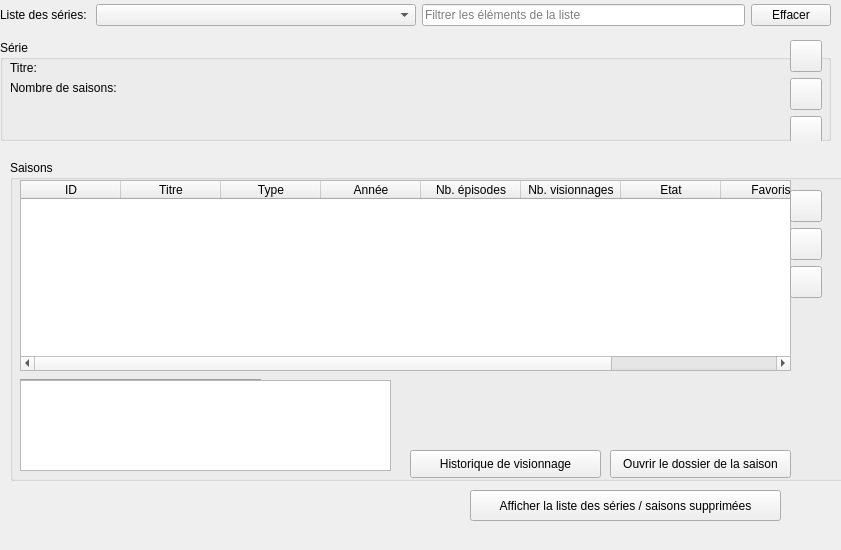
Above: src/ui/tabs/full_list_tab.ui from seigneurfuo/MyAnimeManager3 before the change. Below: the same form after it.
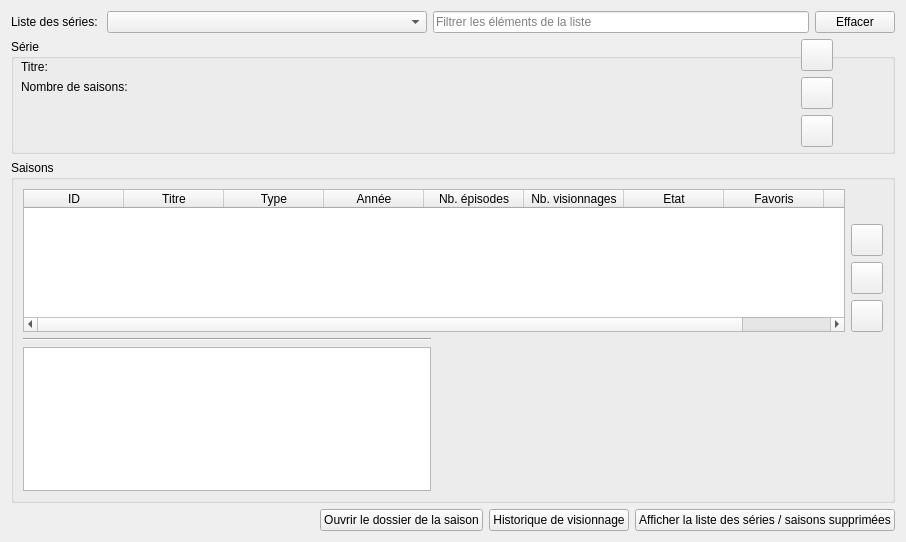
That is the form after the change. Icons and pictures are not drawn.

Commit message: Corrections pour améliorer la GUI.

Diff of the .ui file:
```diff
--- a/src/ui/tabs/full_list_tab.ui
+++ b/src/ui/tabs/full_list_tab.ui
@@ -6,22 +6,58 @@
    <rect>
     <x>0</x>
     <y>0</y>
-    <width>841</width>
-    <height>550</height>
+    <width>906</width>
+    <height>542</height>
    </rect>
   </property>
   <property name="windowTitle">
    <string>Form</string>
   </property>
+  <layout class="QVBoxLayout" name="verticalLayout_3" stretch="0,1,3,0">
+   <item>
+    <layout class="QGridLayout" name="gridLayout">
+     <item row="0" column="0">
+      <widget class="QLabel" name="label_5">
+       <property name="text">
+        <string>Liste des séries: </string>
+       </property>
+      </widget>
+     </item>
+     <item row="0" column="1">
+      <widget class="QComboBox" name="comboBox">
+       <property name="minimumSize">
+        <size>
+         <width>320</width>
+         <height>0</height>
+        </size>
+       </property>
+       <property name="editable">
+        <bool>false</bool>
+       </property>
+      </widget>
+     </item>
+     <item row="0" column="2">
+      <widget class="QLineEdit" name="search_box">
+       <property name="placeholderText">
+        <string>Filtrer les éléments de la liste</string>
+       </property>
+      </widget>
+     </item>
+     <item row="0" column="3">
+      <widget class="QPushButton" name="pushButton_5">
+       <property name="text">
+        <string>Effacer</string>
+       </property>
+       <property name="icon">
+        <iconset>
+         <normaloff>../../resources/icons/eraser.png</normaloff>../../resources/icons/eraser.png</iconset>
+       </property>
+      </widget>
+     </item>
+    </layout>
+   </item>
+   <item>
   <widget class="QGroupBox" name="groupBox">
-   <property name="geometry">
-    <rect>
-     <x>0</x>
-     <y>40</y>
-     <width>831</width>
-     <height>101</height>
-    </rect>
-   </property>
    <property name="title">
     <string>Série</string>
    </property>
@@ -159,27 +195,121 @@
     </layout>
    </widget>
   </widget>
+   </item>
+   <item>
   <widget class="QGroupBox" name="groupBox_2">
-   <property name="geometry">
-    <rect>
-     <x>10</x>
-     <y>160</y>
-     <width>841</width>
-     <height>321</height>
-    </rect>
-   </property>
    <property name="title">
     <string>Saisons</string>
    </property>
+     <layout class="QGridLayout" name="gridLayout_2">
+      <item row="3" column="0">
+       <widget class="QPlainTextEdit" name="plainTextEdit">
+        <property name="readOnly">
+         <bool>true</bool>
+        </property>
+        <property name="plainText">
+         <string/>
+        </property>
+       </widget>
+      </item>
+      <item row="1" column="2">
+       <layout class="QVBoxLayout" name="verticalLayout_2">
+        <item>
+         <widget class="QLabel" name="label_4">
+          <property name="text">
+           <string/>
+          </property>
+          <property name="pixmap">
+           <pixmap>../../resources/icons/heart.png</pixmap>
+          </property>
+          <property name="scaledContents">
+           <bool>true</bool>
+          </property>
+          <property name="alignment">
+           <set>Qt::AlignCenter</set>
+          </property>
+         </widget>
+        </item>
+        <item>
+         <widget class="QPushButton" name="add_season_button">
+          <property name="minimumSize">
+           <size>
+            <width>32</width>
+            <height>32</height>
+           </size>
+          </property>
+          <property name="maximumSize">
+           <size>
+            <width>32</width>
+            <height>32</height>
+           </size>
+          </property>
+          <property name="text">
+           <string/>
+          </property>
+          <property name="icon">
+           <iconset>
+            <normaloff>../../resources/icons/plus.png</normaloff>../../resources/icons/plus.png</iconset>
+          </property>
+         </widget>
+        </item>
+        <item>
+         <widget class="QPushButton" name="edit_season_button">
+          <property name="minimumSize">
+           <size>
+            <width>32</width>
+            <height>32</height>
+           </size>
+          </property>
+          <property name="maximumSize">
+           <size>
+            <width>32</width>
+            <height>32</height>
+           </size>
+          </property>
+          <property name="text">
+           <string/>
+          </property>
+          <property name="icon">
+           <iconset>
+            <normaloff>../../resources/icons/pencil.png</normaloff>../../resources/icons/pencil.png</iconset>
+          </property>
+         </widget>
+        </item>
+        <item>
+         <widget class="QPushButton" name="delete_season_button">
+          <property name="minimumSize">
+           <size>
+            <width>32</width>
+            <height>32</height>
+           </size>
+          </property>
+          <property name="maximumSize">
+           <size>
+            <width>32</width>
+            <height>32</height>
+           </size>
+          </property>
+          <property name="text">
+           <string/>
+          </property>
+          <property name="icon">
+           <iconset>
+            <normaloff>../../resources/icons/minus.png</normaloff>../../resources/icons/minus.png</iconset>
+          </property>
+         </widget>
+        </item>
+       </layout>
+      </item>
+      <item row="2" column="0">
+       <widget class="Line" name="line">
+        <property name="orientation">
+         <enum>Qt::Horizontal</enum>
+        </property>
+       </widget>
+      </item>
+      <item row="1" column="0" colspan="2">
    <widget class="QTableWidget" name="tableWidget">
-    <property name="geometry">
-     <rect>
-      <x>10</x>
-      <y>20</y>
-      <width>771</width>
-      <height>191</height>
-     </rect>
-    </property>
     <property name="editTriggers">
      <set>QAbstractItemView::NoEditTriggers</set>
     </property>
@@ -250,28 +380,40 @@
      </property>
     </column>
    </widget>
-   <widget class="Line" name="line">
-    <property name="geometry">
-     <rect>
-      <x>10</x>
-      <y>210</y>
-      <width>241</width>
-      <height>20</height>
-     </rect>
-    </property>
+      </item>
+      <item row="3" column="1">
+       <spacer name="horizontalSpacer">
     <property name="orientation">
      <enum>Qt::Horizontal</enum>
     </property>
-   </widget>
+        <property name="sizeHint" stdset="0">
+         <size>
+          <width>40</width>
+          <height>20</height>
+         </size>
+        </property>
+       </spacer>
+      </item>
+     </layout>
+    </widget>
+   </item>
+   <item>
+    <layout class="QHBoxLayout" name="horizontalLayout">
+     <item>
+      <spacer name="horizontalSpacer_2">
+       <property name="orientation">
+        <enum>Qt::Horizontal</enum>
+       </property>
+       <property name="sizeHint" stdset="0">
+        <size>
+         <width>40</width>
+         <height>20</height>
+        </size>
+       </property>
+      </spacer>
+     </item>
+     <item>
    <widget class="QPushButton" name="open_folder_button">
-    <property name="geometry">
-     <rect>
-      <x>600</x>
-      <y>290</y>
-      <width>181</width>
-      <height>28</height>
-     </rect>
-    </property>
     <property name="text">
      <string>Ouvrir le dossier de la saison</string>
     </property>
@@ -280,53 +422,9 @@
       <normaloff>../../resources/icons/folder-horizontal-open.png</normaloff>../../resources/icons/folder-horizontal-open.png</iconset>
     </property>
    </widget>
-   <widget class="QPlainTextEdit" name="plainTextEdit">
-    <property name="geometry">
-     <rect>
-      <x>10</x>
-      <y>220</y>
-      <width>371</width>
-      <height>91</height>
-     </rect>
-    </property>
-    <property name="readOnly">
-     <bool>true</bool>
-    </property>
-    <property name="plainText">
-     <string/>
-    </property>
-   </widget>
-   <widget class="QLabel" name="label_4">
-    <property name="geometry">
-     <rect>
-      <x>770</x>
-      <y>0</y>
-      <width>21</width>
-      <height>21</height>
-     </rect>
-    </property>
-    <property name="text">
-     <string/>
-    </property>
-    <property name="pixmap">
-     <pixmap>../../resources/icons/heart.png</pixmap>
-    </property>
-    <property name="scaledContents">
-     <bool>true</bool>
-    </property>
-    <property name="alignment">
-     <set>Qt::AlignCenter</set>
-    </property>
-   </widget>
+     </item>
+     <item>
    <widget class="QPushButton" name="show_view_history_button">
-    <property name="geometry">
-     <rect>
-      <x>400</x>
-      <y>290</y>
-      <width>191</width>
-      <height>28</height>
-     </rect>
-    </property>
     <property name="text">
      <string>Historique de visionnage</string>
     </property>
@@ -335,97 +433,9 @@
       <normaloff>../../resources/icons/film-timeline.png</normaloff>../../resources/icons/film-timeline.png</iconset>
     </property>
    </widget>
-   <widget class="QWidget" name="layoutWidget_2">
-    <property name="geometry">
-     <rect>
-      <x>780</x>
-      <y>30</y>
-      <width>34</width>
-      <height>110</height>
-     </rect>
-    </property>
-    <layout class="QVBoxLayout" name="verticalLayout_2">
-     <item>
-      <widget class="QPushButton" name="add_season_button">
-       <property name="minimumSize">
-        <size>
-         <width>32</width>
-         <height>32</height>
-        </size>
-       </property>
-       <property name="maximumSize">
-        <size>
-         <width>32</width>
-         <height>32</height>
-        </size>
-       </property>
-       <property name="text">
-        <string/>
-       </property>
-       <property name="icon">
-        <iconset>
-         <normaloff>../../resources/icons/plus.png</normaloff>../../resources/icons/plus.png</iconset>
-       </property>
-      </widget>
      </item>
      <item>
-      <widget class="QPushButton" name="edit_season_button">
-       <property name="minimumSize">
-        <size>
-         <width>32</width>
-         <height>32</height>
-        </size>
-       </property>
-       <property name="maximumSize">
-        <size>
-         <width>32</width>
-         <height>32</height>
-        </size>
-       </property>
-       <property name="text">
-        <string/>
-       </property>
-       <property name="icon">
-        <iconset>
-         <normaloff>../../resources/icons/pencil.png</normaloff>../../resources/icons/pencil.png</iconset>
-       </property>
-      </widget>
-     </item>
-     <item>
-      <widget class="QPushButton" name="delete_season_button">
-       <property name="minimumSize">
-        <size>
-         <width>32</width>
-         <height>32</height>
-        </size>
-       </property>
-       <property name="maximumSize">
-        <size>
-         <width>32</width>
-         <height>32</height>
-        </size>
-       </property>
-       <property name="text">
-        <string/>
-       </property>
-       <property name="icon">
-        <iconset>
-         <normaloff>../../resources/icons/minus.png</normaloff>../../resources/icons/minus.png</iconset>
-       </property>
-      </widget>
-     </item>
-    </layout>
-   </widget>
-  </widget>
   <widget class="QPushButton" name="view_deleted_elements_button">
-   <property name="geometry">
-    <rect>
-     <x>470</x>
-     <y>490</y>
-     <width>311</width>
-     <height>31</height>
-    </rect>
-   </property>
    <property name="text">
     <string>Afficher la liste des séries / saisons supprimées</string>
    </property>
@@ -434,56 +444,10 @@
      <normaloff>../../resources/icons/edit-list.png</normaloff>../../resources/icons/edit-list.png</iconset>
    </property>
   </widget>
-  <widget class="QWidget" name="layoutWidget">
-   <property name="geometry">
-    <rect>
-     <x>0</x>
-     <y>0</y>
-     <width>831</width>
-     <height>30</height>
-    </rect>
-   </property>
-   <layout class="QGridLayout" name="gridLayout">
-    <item row="0" column="0">
-     <widget class="QLabel" name="label_5">
-      <property name="text">
-       <string>Liste des séries: </string>
-      </property>
-     </widget>
-    </item>
-    <item row="0" column="1">
-     <widget class="QComboBox" name="comboBox">
-      <property name="minimumSize">
-       <size>
-        <width>320</width>
-        <height>0</height>
-       </size>
-      </property>
-      <property name="editable">
-       <bool>false</bool>
-      </property>
-     </widget>
-    </item>
-    <item row="0" column="2">
-     <widget class="QLineEdit" name="search_box">
-      <property name="placeholderText">
-       <string>Filtrer les éléments de la liste</string>
-      </property>
-     </widget>
-    </item>
-    <item row="0" column="3">
-     <widget class="QPushButton" name="pushButton_5">
-      <property name="text">
-       <string>Effacer</string>
-      </property>
-      <property name="icon">
-       <iconset>
-        <normaloff>../../resources/icons/eraser.png</normaloff>../../resources/icons/eraser.png</iconset>
-      </property>
-     </widget>
-    </item>
-   </layout>
-  </widget>
+     </item>
+    </layout>
+   </item>
+  </layout>
  </widget>
  <tabstops>
   <tabstop>comboBox</tabstop>
```
Lines whose indentation alone changed are shown as unchanged. The commit also changes 4 other files.
